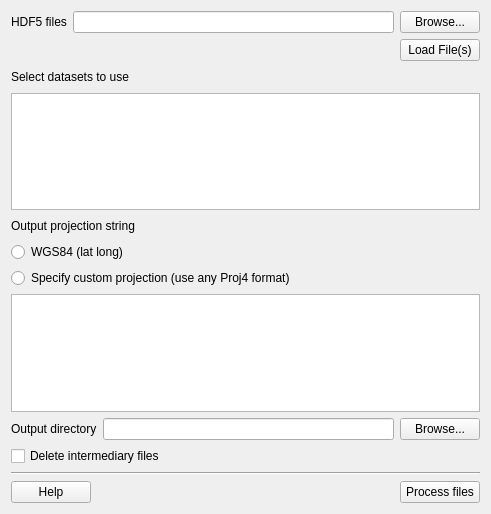
The window that Ui_HDF5Georeferencer.ui (ricardogsilva/LSASAF-georeferencer) describes before a commit, drawn with Qt 5.
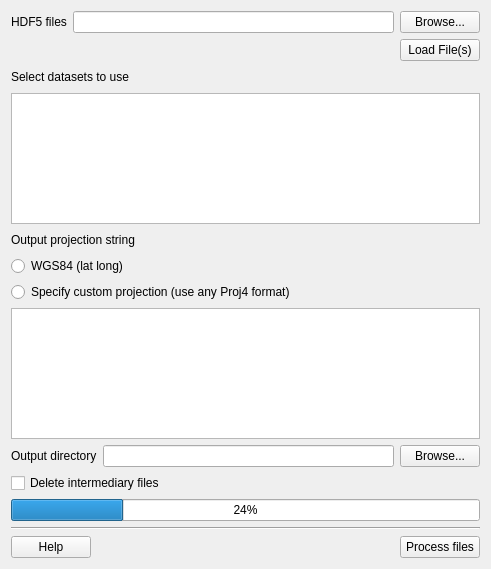
The same window after the commit.

Commit message: Added: logging functionality; a progressbar to the GUI.

The edit to the form file:
```diff
--- a/Ui_HDF5Georeferencer.ui
+++ b/Ui_HDF5Georeferencer.ui
@@ -7,7 +7,7 @@
     <x>0</x>
     <y>0</y>
     <width>491</width>
-    <height>514</height>
+    <height>569</height>
    </rect>
   </property>
   <property name="windowTitle">
@@ -215,6 +215,13 @@
      </item>
     </layout>
    </item>
+   <item>
+    <widget class="QProgressBar" name="progressBar">
+     <property name="value">
+      <number>24</number>
+     </property>
+    </widget>
+   </item>
    <item>
     <widget class="Line" name="line">
      <property name="orientation">
```
The commit also changes 2 other files.
